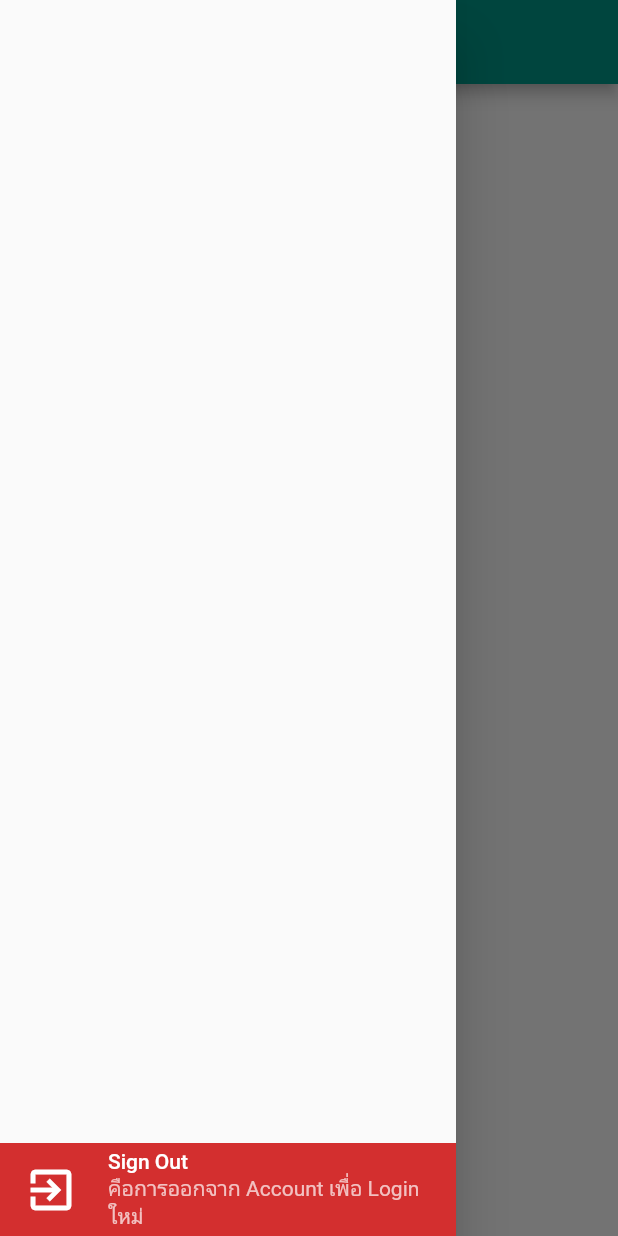
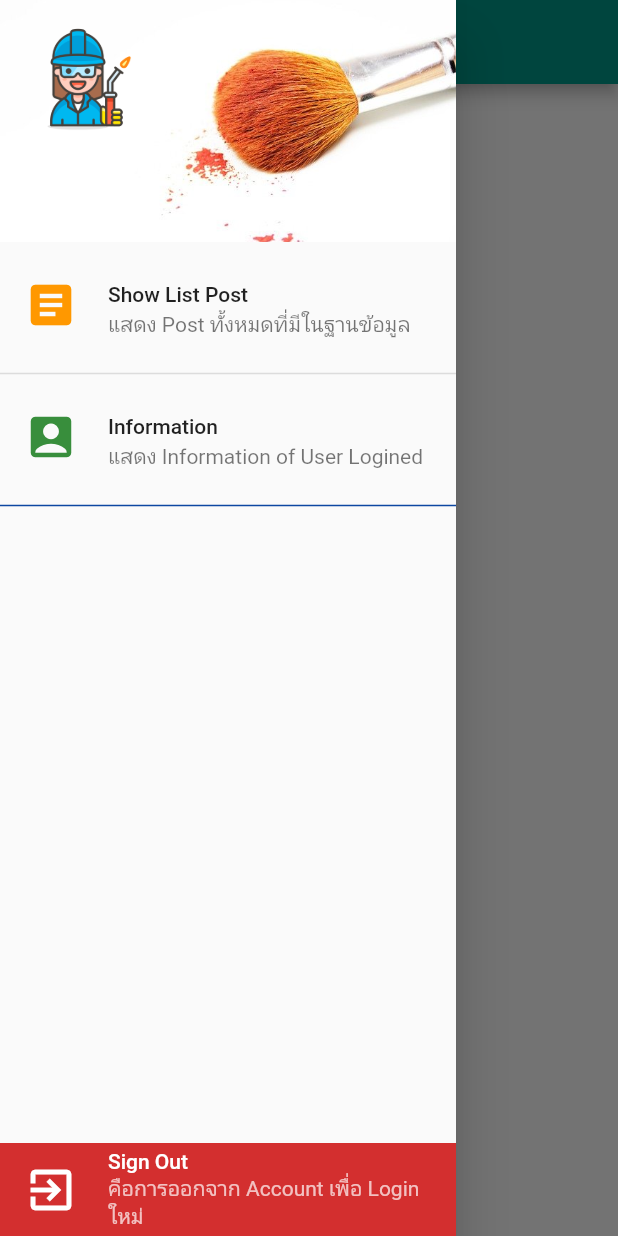
Before and after one commit to AumAim002/KbGiffarine, a Flutter app: the screen it shows once a user with an empty profile is signed in, with the side drawer open, on a phone screen of 412 x 824 dp. Run offline on Flutter 3.47's test engine with Material 2 defaults, Android fonts, the phone set to English and light mode, and no system bars; our stand-ins replace cloud_firestore, firebase_auth, firebase_core, google_fonts, google_maps_flutter, location; accounts and stored records are empty.

Commit message:
update 24Nov

```diff
--- /dev/null
+++ b/lib/state/information.dart
@@ -0,0 +1,17 @@
+import 'package:flutter/material.dart';
+
+
+
+class Information extends StatefulWidget {
+  @override
+  _InformationState createState() => _InformationState();
+}
+
+class _InformationState extends State<Information> {
+  @override
+  Widget build(BuildContext context) {
+    return Scaffold(
+      body: Text('This is show Information'),
+    );
+  }
+}
--- a/lib/state/my_service.dart
+++ b/lib/state/my_service.dart
@@ -1,6 +1,8 @@
+import 'package:cloud_firestore/cloud_firestore.dart';
 import 'package:firebase_auth/firebase_auth.dart';
 import 'package:firebase_core/firebase_core.dart';
 import 'package:flutter/material.dart';
+import 'package:kbgiffarine/models/user_model.dart';
 import 'package:kbgiffarine/state/authen.dart';
 
 class MyService extends StatefulWidget {
@@ -9,6 +11,34 @@ class MyService extends StatefulWidget {
 }
 
 class _MyServiceState extends State<MyService> {
+  UserModel userModel;
+
+  @override
+  void initState() {
+    // TODO: implement initState
+    super.initState();
+    readData();
+  }
+
+  Future<Null> readData() async {
+    await Firebase.initializeApp().then((value) async {
+      await FirebaseAuth.instance.authStateChanges().listen((event) async {
+        String uid = event.uid;
+        print('uid ==>> $uid');
+        await FirebaseFirestore.instance
+            .collection('user')
+            .doc(uid)
+            .snapshots()
+            .listen((event) {
+          setState(() {
+            userModel = UserModel.fromMap(event.data());
+            print('name ==> ${userModel.name}, email ==> ${userModel.email}');
+          });
+        });
+      });
+    });
+  }
+
   @override
   Widget build(BuildContext context) {
     return Scaffold(
@@ -18,7 +48,82 @@ class _MyServiceState extends State<MyService> {
   }
 
   Drawer buildDrawer() => Drawer(
-        child: Column(
+          child: Stack(
+        children: [
+          buildSignOut(),
+          Column(
+            children: [
+              buildUserAccountsDrawerHeader(),
+              buildListTileListPost(),
+              Divider(
+                thickness: 1,
+              ),
+              buildListTileInformation(),
+              Divider(
+                thickness: 1,
+                color: Colors.blue.shade900,
+              ),
+            ],
+          ),
+        ],
+      ));
+
+  ListTile buildListTileListPost() {
+    return ListTile(
+      leading: Icon(
+        Icons.article,
+        size: 36,
+        color: Colors.orange,
+      ),
+      title: Text('Show List Post'),
+      subtitle: Text('แสดง Post ทั้งหมดที่มีในฐานข้อมูล'),
+      onTap: () {
+        Navigator.pop(context);
+      },
+    );
+  }
+
+  ListTile buildListTileInformation() {
+    return ListTile(
+      leading: Icon(
+        Icons.account_box,
+        size: 36,
+        color: Colors.green.shade700,
+      ),
+      title: Text('Information'),
+      subtitle: Text('แสดง Information of User Logined'),
+      onTap: () {
+        Navigator.pop(context);
+      },
+    );
+  }
+
+  UserAccountsDrawerHeader buildUserAccountsDrawerHeader() {
+    return UserAccountsDrawerHeader(
+      decoration: BoxDecoration(
+        image: DecorationImage(
+          image: AssetImage('images/wall.jpg'),
+          fit: BoxFit.cover,
+        ),
+      ),
+      currentAccountPicture: Image.asset('images/logo.png'),
+      accountName: Text(
+        userModel == null ? 'Name' : userModel.name,
+        style: TextStyle(
+          color: Colors.purple.shade700,
+          fontSize: 18,
+          fontWeight: FontWeight.bold,
+        ),
+      ),
+      accountEmail: Text(
+        userModel == null ? 'Email' : userModel.email,
+        style: TextStyle(color: Colors.redAccent.shade700),
+      ),
+    );
+  }
+
+  Widget buildSignOut() {
+    return Column(
       mainAxisAlignment: MainAxisAlignment.end,
       children: [
         Container(
@@ -52,6 +157,6 @@ class _MyServiceState extends State<MyService> {
           ),
         ),
       ],
-        ),
     );
   }
+}
```
Also changed, not shown: lib/state/authen.dart (+58 -9 lines), lib/state/show_list_post.dart (added, +17 -0 lines), images/wall.jpg (added). Lines whose indentation alone changed are shown as unchanged.
